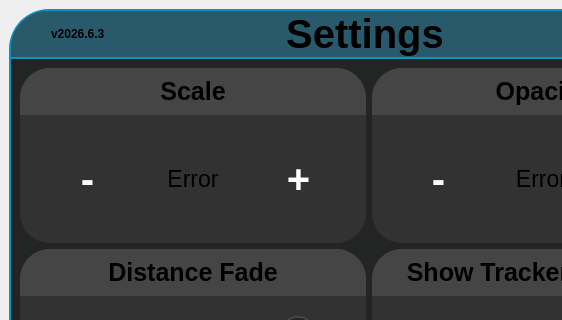
Qt form src/userinterface/panicdashboard.ui (Trixxle/SeamenPerformanceOverlay) before a commit; both pictures show x 0 to 562 and y 0 to 320 of the 733 by 592 pixel window.
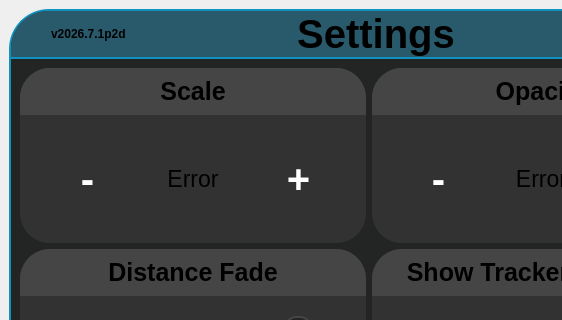
The same form after that commit. Icons and pictures are not drawn.

```diff
--- a/src/userinterface/panicdashboard.ui
+++ b/src/userinterface/panicdashboard.ui
@@ -275,7 +275,7 @@
          <item>
           <widget class="QLabel" name="versionNumber">
            <property name="text">
-            <string>v2026.6.3</string>
+            <string>v2026.7.1p2d</string>
            </property>
           </widget>
          </item>
```
